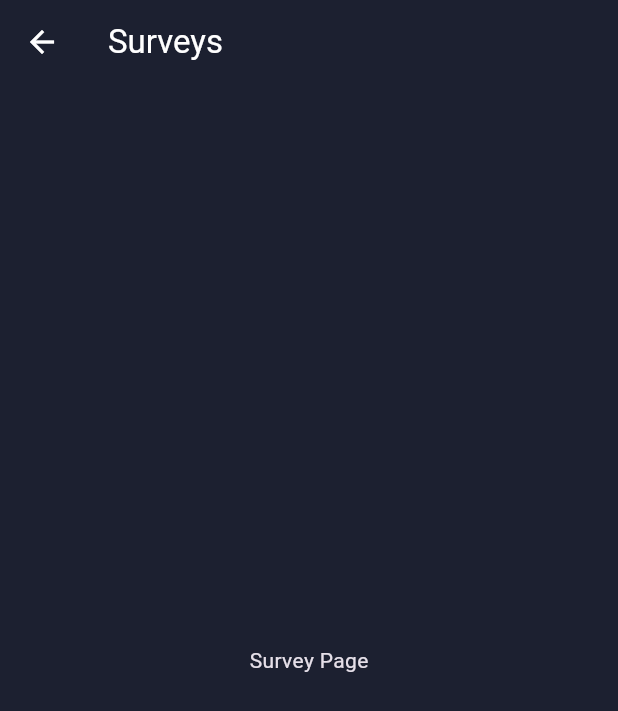
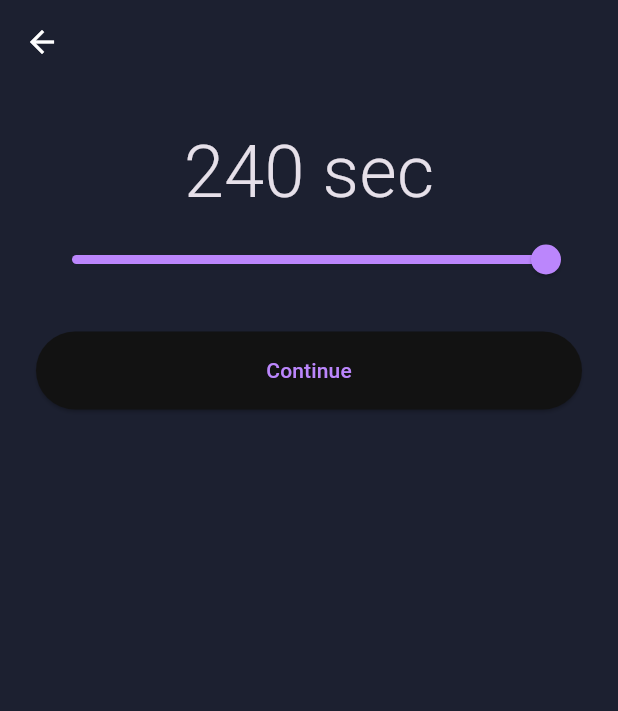
Before and after one commit to vimba333/swim, a Flutter app: the screen it shows after launch, after a tap on "Survey", on a phone screen of 412 x 824 dp. Shown: the top 711 px of the screen. Run offline on Flutter 3.47's test engine with Material 3 defaults, Android fonts, the light colour scheme and no system bars; our stand-ins replace flutter_bloc, go_router; network calls fail.

Commit message:
survay logic

```diff
--- /dev/null
+++ b/lib/features/survay/data/repositories/survey_repository_impl.dart
@@ -0,0 +1,13 @@
+import 'package:swim/features/survay/data/datasources/survey_remote_datasource.dart';
+import 'package:swim/features/survay/domain/repositories/survey_repository.dart';
+
+class SurveyRepositoryImpl implements SurveyRepository {
+  final SurveyRemoteDatasource datasource;
+
+  SurveyRepositoryImpl(this.datasource);
+
+  @override
+  Future<void> submitPace(int paceSeconds) {
+    return datasource.submitPace(paceSeconds);
+  }
+}
--- /dev/null
+++ b/lib/features/survay/domain/repositories/survey_repository.dart
@@ -0,0 +1,3 @@
+abstract interface class SurveyRepository {
+  Future<void> submitPace(int paceSeconds);
+}
--- /dev/null
+++ b/lib/features/survay/domain/use_cases/submit_pace_usecase.dart
@@ -0,0 +1,11 @@
+import 'package:swim/features/survay/domain/repositories/survey_repository.dart';
+
+class SubmitPaceUsecase {
+  final SurveyRepository repository;
+
+  const SubmitPaceUsecase(this.repository);
+
+  Future<void> call(int paceSeconds) {
+    return repository.submitPace(paceSeconds);
+  }
+}
--- /dev/null
+++ b/lib/features/survay/presentation/cubit/survey_cubit.dart
@@ -0,0 +1,37 @@
+import 'package:flutter_bloc/flutter_bloc.dart';
+import 'package:swim/core/error/app_exception.dart';
+import 'package:swim/features/survay/domain/entities/swimmer_level.dart';
+import 'package:swim/features/survay/domain/use_cases/submit_pace_usecase.dart';
+import 'package:swim/features/survay/presentation/cubit/survey_state.dart';
+
+class SurveyCubit extends Cubit<SurveyState> {
+  final SubmitPaceUsecase _submitPaceUsecase;
+
+  SurveyCubit(this._submitPaceUsecase) : super(const SurveyInitial());
+
+  double get _currentSeconds => switch (state) {
+    SurveyInitial(:final seconds) => seconds,
+    SurveyLoading(:final seconds) => seconds,
+    SurveyError(:final seconds) => seconds,
+    _ => 90,
+  };
+
+  void updateSeconds(double seconds) {
+    emit(SurveyInitial(seconds: seconds));
+  }
+
+  Future<void> submit(SwimmerLevel level) async {
+    final seconds = level.seconds ?? SwimmerLevel.minSeconds;
+    try {
+      emit(SurveyLoading(seconds));
+      await _submitPaceUsecase(seconds.round());
+      emit(const SurveySuccess());
+    } on NetworkException catch (e) {
+      emit(SurveyError(e.message, seconds, isNetwork: true));
+    } on AppException catch (e) {
+      emit(SurveyError(e.message, seconds));
+    } catch (_) {
+      emit(SurveyError('Something went wrong', seconds));
+    }
+  }
+}
--- /dev/null
+++ b/lib/features/survay/presentation/cubit/survey_state.dart
@@ -0,0 +1,25 @@
+
+sealed class SurveyState {
+  const SurveyState();
+}
+
+class SurveyInitial extends SurveyState {
+  final double seconds;
+  const SurveyInitial({this.seconds = 90});
+}
+
+class SurveyLoading extends SurveyState {
+  final double seconds;
+  const SurveyLoading(this.seconds);
+}
+
+class SurveySuccess extends SurveyState {
+  const SurveySuccess();
+}
+
+class SurveyError extends SurveyState {
+  final String message;
+  final double seconds;
+  final bool isNetwork;
+  const SurveyError(this.message, this.seconds, {this.isNetwork = false});
+}
--- a/lib/features/survay/presentation/pages/survey_page.dart
+++ b/lib/features/survay/presentation/pages/survey_page.dart
@@ -1,22 +1,72 @@
 import 'package:flutter/material.dart';
+import 'package:flutter_bloc/flutter_bloc.dart';
 import 'package:go_router/go_router.dart';
+import 'package:http/http.dart' as http;
+import 'package:swim/features/survay/data/datasources/survey_remote_datasource.dart';
+import 'package:swim/features/survay/data/repositories/survey_repository_impl.dart';
+import 'package:swim/features/survay/domain/entities/swimmer_level.dart';
+import 'package:swim/features/survay/domain/use_cases/submit_pace_usecase.dart';
+import 'package:swim/features/survay/presentation/cubit/survey_cubit.dart';
+import 'package:swim/features/survay/presentation/cubit/survey_state.dart';
+import 'package:swim/features/survay/presentation/widgets/pace_editor.dart';
 
 class SurveyPage extends StatelessWidget {
   const SurveyPage({super.key});
 
   @override
   Widget build(BuildContext context) {
+    return BlocProvider(
+      create: (_) => SurveyCubit(
+        SubmitPaceUsecase(
+          SurveyRepositoryImpl(SurveyRemoteDatasourceImpl(http.Client())),
+        ),
+      ),
+      child: const _SurveyView(),
+    );
+  }
+}
+
+class _SurveyView extends StatelessWidget {
+  const _SurveyView();
+
+  @override
+  Widget build(BuildContext context) {
+    return BlocListener<SurveyCubit, SurveyState>(
+      listener: (context, state) {
+        if (state is SurveySuccess) {
+          ScaffoldMessenger.of(context).showSnackBar(
+            const SnackBar(content: Text('Pace submitted successfully')),
+          );
+        }
+        if (state is SurveyError) {
+          ScaffoldMessenger.of(
+            context,
+          ).showSnackBar(SnackBar(content: Text(state.message)));
+        }
+      },
+      child: BlocBuilder<SurveyCubit, SurveyState>(
+        builder: (context, state) {
+
+
           return Scaffold(
             appBar: AppBar(
-        title: const Text('Surveys'),
               leading: IconButton(
                 onPressed: () => context.go('/'),
                 icon: const Icon(Icons.arrow_back),
                 tooltip: 'Back to the home page',
               ),
             ),
-
-      body: const Center(child: Text('Survey Page')),
+            body: Padding(
+              padding: const EdgeInsets.all(24),
+              child: PaceEditor(
+                initial: SwimmerLevel(seconds: 240),
+                onSubmit: (level) => context.read<SurveyCubit>().submit(level),
+                isLoading: state is SurveyLoading,
+              ),
+            ),
+          );
+        },
+      ),
     );
   }
 }
--- /dev/null
+++ b/lib/features/survay/presentation/widgets/pace_editor.dart
@@ -0,0 +1,64 @@
+import 'package:flutter/material.dart';
+import 'package:swim/features/survay/domain/entities/swimmer_level.dart';
+
+class PaceEditor extends StatefulWidget {
+  final SwimmerLevel initial;
+  final ValueChanged<SwimmerLevel> onSubmit;
+  final bool isLoading;
+
+  const PaceEditor({
+    super.key,
+    required this.initial,
+    required this.onSubmit,
+    this.isLoading = false,
+  });
+
+  @override
+  State<PaceEditor> createState() => _PaceEditorState();
+}
+
+class _PaceEditorState extends State<PaceEditor> {
+  late double _seconds;
+
+  @override
+  void initState() {
+    super.initState();
+    _seconds = widget.initial.seconds ?? SwimmerLevel.minSeconds;
+  }
+
+  @override
+  Widget build(BuildContext context) {
+    return Column(
+      mainAxisSize: MainAxisSize.min,
+      children: [
+        Text(
+          '${_seconds.round()} sec',
+          style: const TextStyle(fontSize: 48, fontWeight: FontWeight.w300),
+        ),
+        Slider(
+          value: _seconds.clamp(SwimmerLevel.minSeconds, SwimmerLevel.maxSeconds),
+          min: SwimmerLevel.minSeconds,
+          max: SwimmerLevel.maxSeconds,
+          onChanged: (val) => setState(() => _seconds = val),
+        ),
+        const SizedBox(height: 24),
+        SizedBox(
+          width: double.infinity,
+          height: 52,
+          child: ElevatedButton(
+            onPressed: widget.isLoading
+                ? null
+                : () => widget.onSubmit(SwimmerLevel(seconds: _seconds)),
+            child: widget.isLoading
+                ? const SizedBox(
+                    width: 20,
+                    height: 20,
+                    child: CircularProgressIndicator(strokeWidth: 2),
+                  )
+                : const Text('Continue'),
+          ),
+        ),
+      ],
+    );
+  }
+}
```
Also changed, not shown: lib/features/survay/data/datasources/survey_remote_datasource.dart (added, +37 -0 lines). Lines whose indentation alone changed are shown as unchanged.
